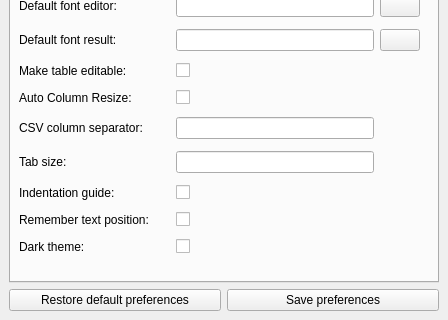
MValaguz/MSql, file source/qtdesigner/preferences_ui.ui: the form before one commit; both pictures show x 0 to 448 and y 204 to 524 of the 448 by 524 pixel window.
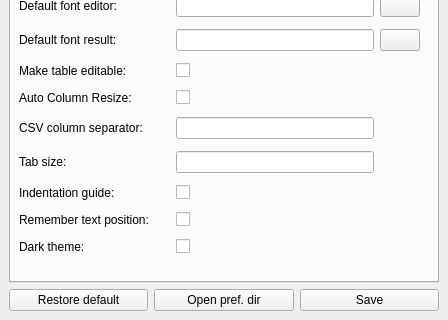
The form after the commit. Icons and pictures are not drawn.

```diff
--- a/source/qtdesigner/preferences_ui.ui
+++ b/source/qtdesigner/preferences_ui.ui
@@ -454,7 +454,7 @@
       <item>
        <widget class="QPushButton" name="b_restore">
         <property name="text">
-         <string>Restore default preferences</string>
+         <string>Restore default</string>
         </property>
         <property name="icon">
          <iconset resource="resource.qrc">
@@ -462,10 +462,21 @@
         </property>
        </widget>
       </item>
+      <item>
+       <widget class="QPushButton" name="b_open_pref_dir">
+        <property name="text">
+         <string>Open pref. dir</string>
+        </property>
+        <property name="icon">
+         <iconset resource="resource.qrc">
+          <normaloff>:/icons/icons/folder.png</normaloff>:/icons/icons/folder.png</iconset>
+        </property>
+       </widget>
+      </item>
       <item>
        <widget class="QPushButton" name="b_save">
         <property name="text">
-         <string>Save preferences</string>
+         <string>Save</string>
         </property>
         <property name="icon">
          <iconset resource="resource.qrc">
```
Left out of the diff: 29 changed lines with no effect on the pictures.
